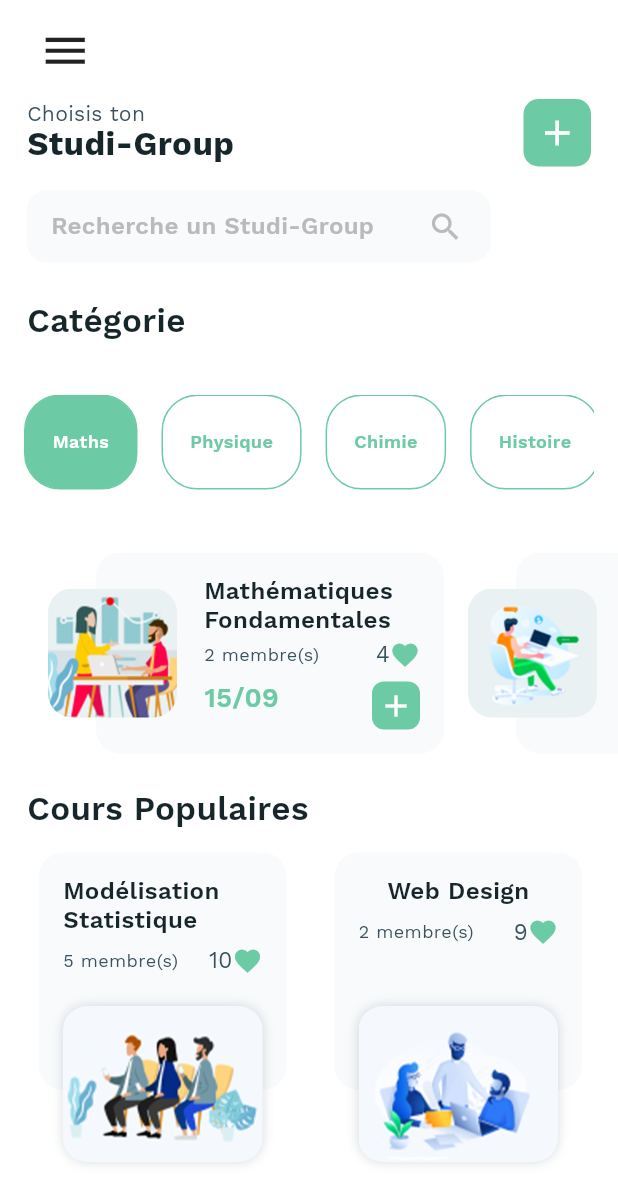
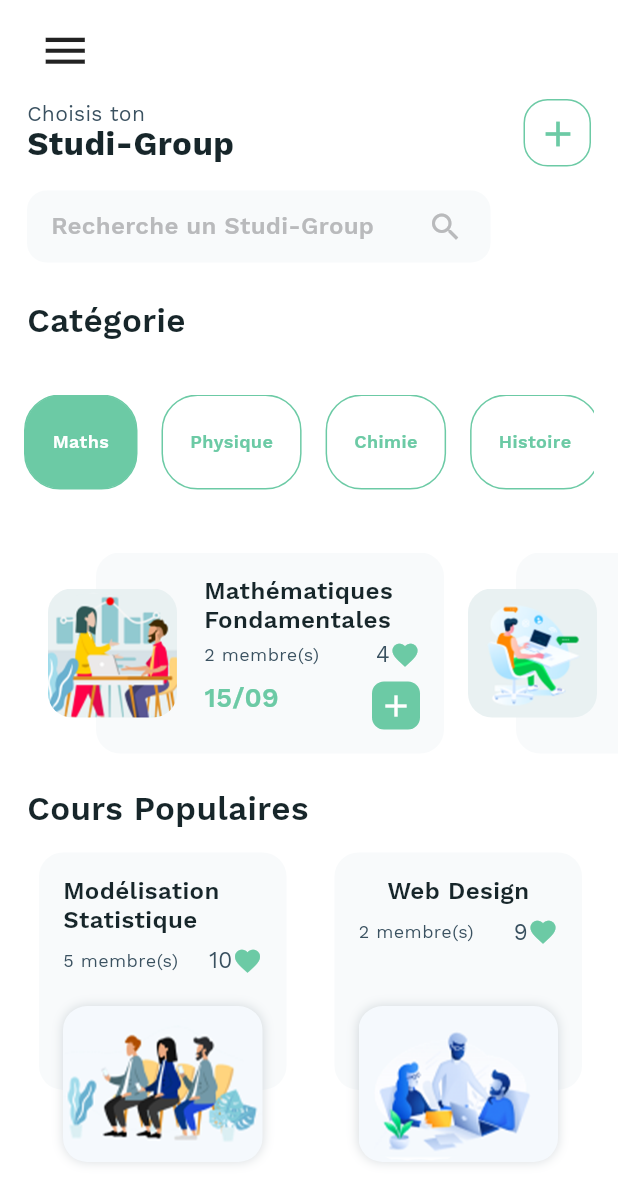
Before and after one commit to Madmax21x/StudiLink, a Flutter app: the screen it shows after launch, on a phone screen of 412 x 824 dp. Shown: the top 1204 px of the screen. Run offline on Flutter 3.47's test engine with Material 2 defaults, Android fonts, the light colour scheme and no system bars.

Commit message:
Changings in the home page : proposer button

```diff
--- a/lib/design_course/home_design_course.dart
+++ b/lib/design_course/home_design_course.dart
@@ -7,14 +7,24 @@ import 'design_course_app_theme.dart';
 
 class DesignCourseHomeScreen extends StatefulWidget {
   @override
+
   _DesignCourseHomeScreenState createState() => _DesignCourseHomeScreenState();
 }
 
 class _DesignCourseHomeScreenState extends State<DesignCourseHomeScreen> {
   CategoryType categoryType = CategoryType.maths;
 
+
   @override
   Widget build(BuildContext context) {
+    String titre = '';
+    String jour = '';
+    String creneau = '';
+    int coeur = 0;
+    int  membres = 0;
+    String description = '';
+
+
     return Container(
       color: DesignCourseAppTheme.nearlyWhite,
       child: Scaffold(
@@ -48,6 +58,7 @@ class _DesignCourseHomeScreenState extends State<DesignCourseHomeScreen> {
   }
 
   Widget getCategoryUI() {
+
     return Column(
       mainAxisAlignment: MainAxisAlignment.center,
       crossAxisAlignment: CrossAxisAlignment.start,
@@ -113,6 +124,8 @@ class _DesignCourseHomeScreenState extends State<DesignCourseHomeScreen> {
   }
 
   Widget getPopularCourseUI() {
+
+
     return Padding(
       padding: const EdgeInsets.only(top: 8.0, left: 18, right: 16),
       child: Column(
@@ -331,18 +344,35 @@ class _DesignCourseHomeScreenState extends State<DesignCourseHomeScreen> {
               height: 45,
               child: Center(
                 child:Ink(
-                  decoration: ShapeDecoration(
-                    color: DesignCourseAppTheme.nearlyBlue,
-                    shape: RoundedRectangleBorder(
+                  // decoration: ShapeDecoration(
+                  //   color: DesignCourseAppTheme.nearlyBlue,
+                  //   shape: RoundedRectangleBorder(
 
-                      borderRadius: BorderRadius.circular(10.0)),
+                  //     borderRadius: BorderRadius.circular(10.0)),
+                  //   ),
+                  // child: IconButton(
+                  //   icon: Icon(Icons.add, size: 28.0),
+                  //   color: Colors.white,
+                  //   tooltip: 'Propose un Studi-Group',
+                  //   onPressed: () {},
+                  // ),
+
+                  decoration: BoxDecoration(
+                    color: DesignCourseAppTheme.nearlyWhite,
+                    borderRadius: const BorderRadius.all(
+                      Radius.circular(16.0),
                     ),
+                    border: Border.all(
+                        color: DesignCourseAppTheme.nearlyBlue
+                        ),
+                  ),
                   child: IconButton(
                     icon: Icon(Icons.add, size: 28.0),
-                    color: Colors.white,
+                    color: DesignCourseAppTheme.nearlyBlue,
                     tooltip: 'Propose un Studi-Group',
                     onPressed: () {},
                   ),
+
                 ))
             )
           ],
```
